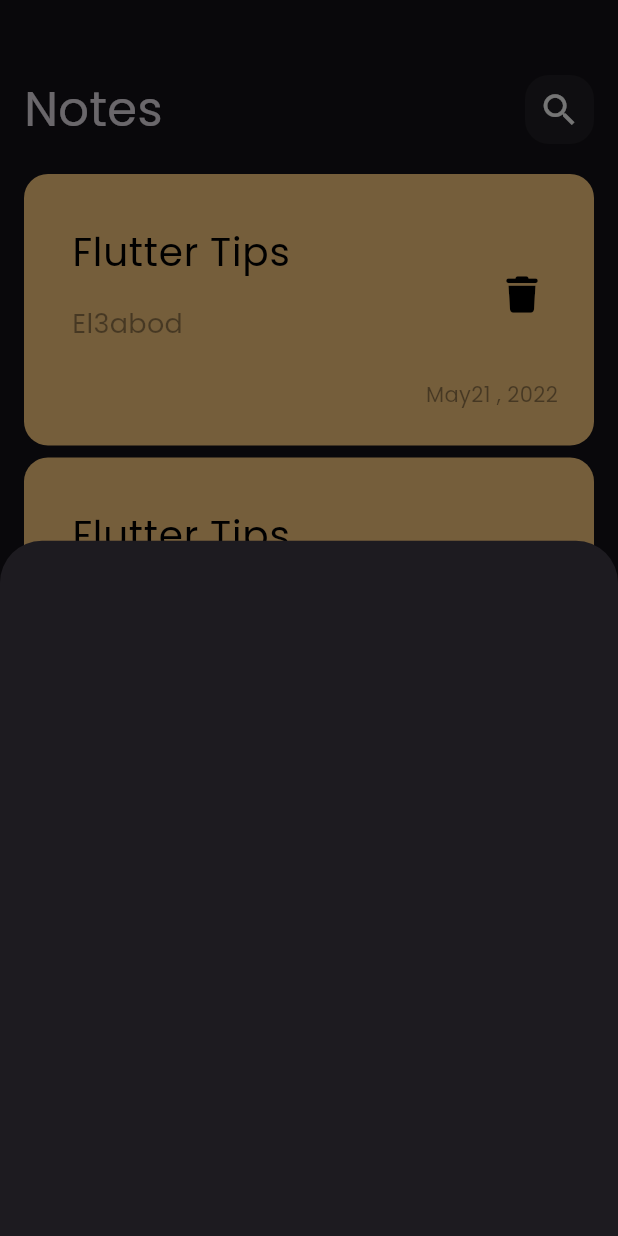
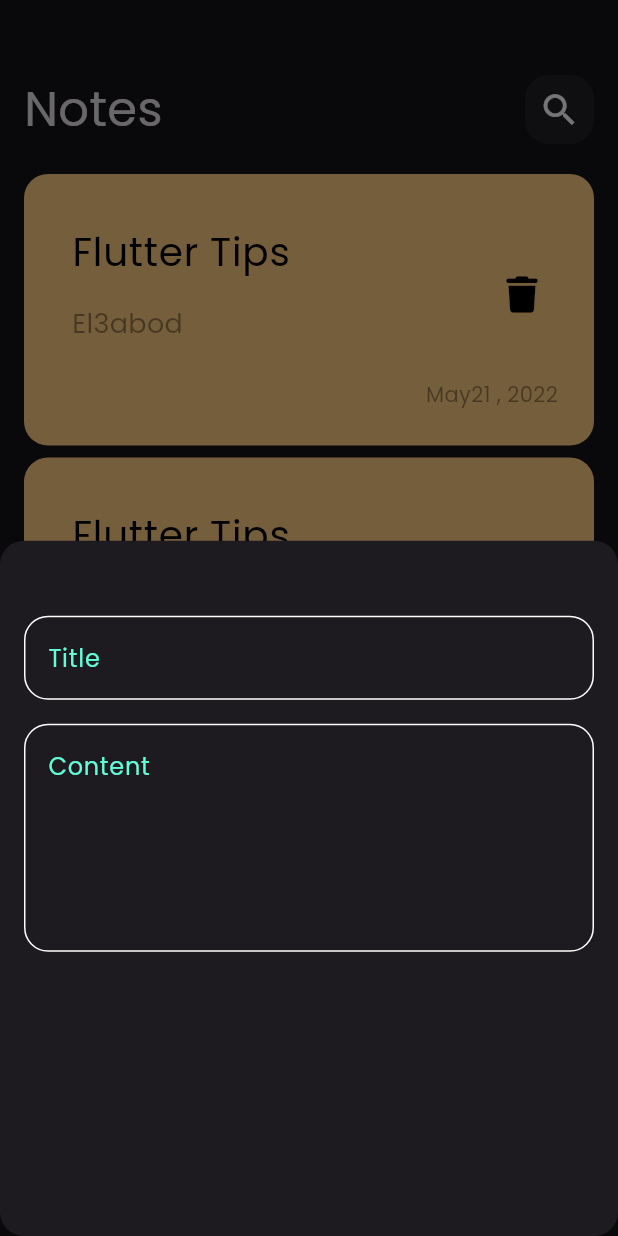
Before and after one commit to Abdelrhman-M98/note_app, a Flutter app: the screen it shows after launch, after a tap on the "add" icon, on a phone screen of 412 x 824 dp. Run offline on Flutter 3.47's test engine with Material 3 defaults, Android fonts, the phone set to English and light mode, and no system bars; our stand-ins replace font_awesome_flutter.

Commit message:
-add text field widget -add this text field to bottom sheet

```diff
--- /dev/null
+++ b/lib/Views/Widgets/custom_text_field.dart
@@ -0,0 +1,35 @@
+import 'package:flutter/material.dart';
+import 'package:note_app/constants.dart';
+
+class CustomTextField extends StatelessWidget {
+  const CustomTextField({super.key, required this.hint, this.maxLine = 1});
+  final String hint;
+  final int maxLine;
+
+  @override
+  Widget build(BuildContext context) {
+    return TextField(
+      maxLines: maxLine,
+      cursorColor: kPrimaryColor,
+      decoration: InputDecoration(
+          border: buildBorder(),
+          enabledBorder: buildBorder(),
+          focusedBorder: buildBorder(
+            kPrimaryColor,
+          ),
+          hintText: hint,
+          hintStyle: TextStyle(
+            color: kPrimaryColor,
+          )),
+    );
+  }
+
+  OutlineInputBorder buildBorder([color]) {
+    return OutlineInputBorder(
+      borderRadius: BorderRadius.circular(16),
+      borderSide: BorderSide(
+        color: color ?? Colors.white,
+      ),
+    );
+  }
+}
--- a/lib/Views/Widgets/note_bottom_sheet.dart
+++ b/lib/Views/Widgets/note_bottom_sheet.dart
@@ -1,10 +1,30 @@
 import 'package:flutter/material.dart';
+import 'package:note_app/Views/Widgets/custom_text_field.dart';
 
 class AddNoteBottomSheet extends StatelessWidget {
   const AddNoteBottomSheet({super.key});
 
   @override
   Widget build(BuildContext context) {
-    return Container();
+    return const Padding(
+      padding: EdgeInsets.symmetric(horizontal: 16),
+      child: Column(
+        children: [
+          SizedBox(
+            height: 50,
+          ),
+          CustomTextField(
+            hint: "Title",
+          ),
+          SizedBox(
+            height: 16,
+          ),
+          CustomTextField(
+            hint: "Content",
+            maxLine: 5,
+          ),
+        ],
+      ),
+    );
   }
 }
--- a/lib/Views/note_view.dart
+++ b/lib/Views/note_view.dart
@@ -14,6 +14,9 @@ class NotesView extends StatelessWidget {
         child: FloatingActionButton(
           onPressed: () {
             showModalBottomSheet(
+                shape: RoundedRectangleBorder(
+                  borderRadius: BorderRadius.circular(16),
+                ),
                 context: context,
                 builder: (context) {
                   return const AddNoteBottomSheet();
--- /dev/null
+++ b/lib/constants.dart
@@ -0,0 +1,3 @@
+import 'package:flutter/material.dart';
+
+const kPrimaryColor = Color(0xff62fcd7);
```
Also changed, not shown: 1 other file.
